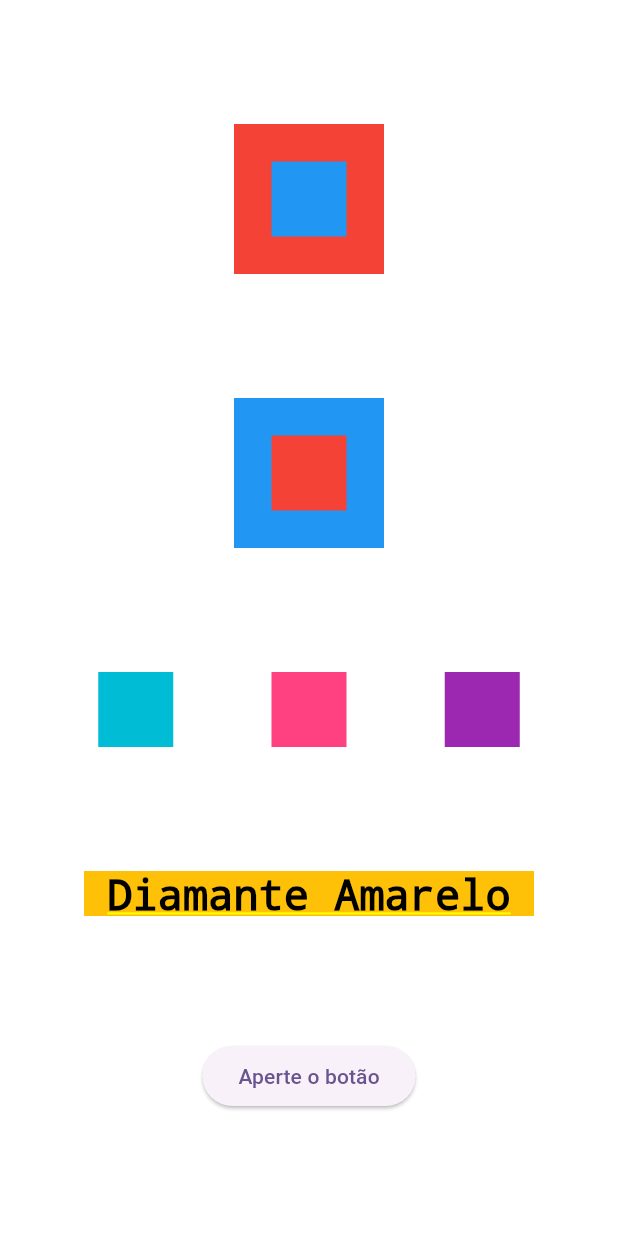
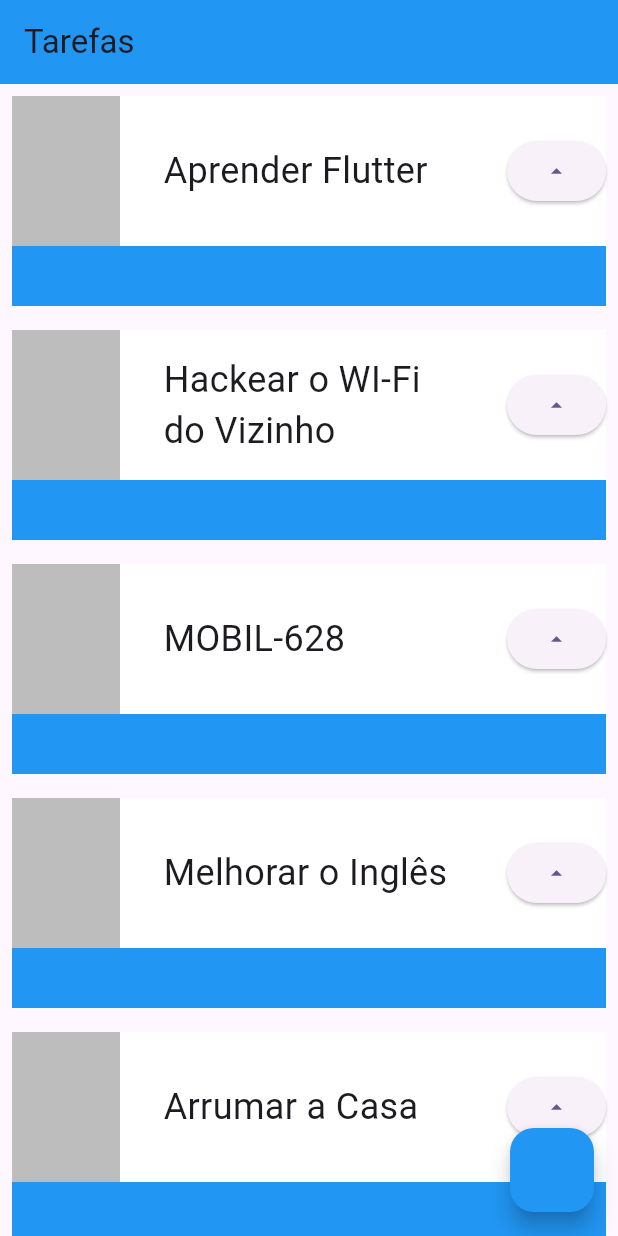
Before and after one commit to vilar95/flutter_projects, a Flutter app: the screen it shows after launch, on a phone screen of 412 x 824 dp. Run offline on Flutter 3.47's test engine with Material 3 defaults, Android fonts, the light colour scheme and no system bars.

Commit message:
APP Tasks

```diff
--- a/lib/main.dart
+++ b/lib/main.dart
@@ -1,5 +1,4 @@
 import 'package:flutter/material.dart';
-import 'package:flutter/widgets.dart';
 
 void main() {
   runApp(const MyApp());
@@ -16,84 +15,76 @@ class MyApp extends StatelessWidget {
         colorScheme: ColorScheme.fromSeed(seedColor: Colors.deepPurple),
         useMaterial3: true,
       ),
-        home: Container(
-          color: Colors.white,
-          child: Column(
-            mainAxisAlignment: MainAxisAlignment.spaceEvenly,
-            crossAxisAlignment: CrossAxisAlignment.center,
+      home: Scaffold(
+        appBar: AppBar(
+          backgroundColor: Colors.blue,
+          title: const Text('Tarefas'),
+        ),
+        body: ListView(
           children: [
-              Stack(
-                alignment: AlignmentDirectional.center,
+            Task('Aprender Flutter'),
+            Task('Hackear o WI-Fi do Vizinho'),
+            Task('MOBIL-628'),
+            Task('Melhorar o Inglês'),
+            Task('Arrumar a Casa'),
+            Task('Pedir Almoço'),
+          ],
+        ),
+        floatingActionButton: FloatingActionButton(
+          onPressed: () {},
+          backgroundColor: Colors.blue,
+        ),
+      ),
+    );
+  }
+}
+
+class Task extends StatelessWidget {
+  final String name;
+  const Task(this.name, {super.key});
+
+  @override
+  Widget build(BuildContext context) {
+    return Padding(
+      padding: const EdgeInsets.all(8.0),
+      child: Container(
+        child: Stack(
           children: [
             Container(
-                    color: Colors.red,
-                    width: 100,
+              color: Colors.blue,
+              height: 140,
+              width: 400,
+            ),
+            Container(
+              color: Colors.white,
+              height: 100,
+              width: 400,
+              child: Row(
+                mainAxisAlignment: MainAxisAlignment.spaceBetween,
+                children: [
+                  Container(
+                    color: Colors.black26,
+                    width: 72,
                     height: 100,
                   ),
                   Container(
-                    color: Colors.blue,
-                    width: 50,
-                    height: 50,
+                    width: 200,
+                    child:
+                    Text(
+                      name,
+                      style: TextStyle(fontSize: 24),
+                    ),
+                  ),
+                  ElevatedButton(
+                    onPressed: () {},
+                    child: Icon(Icons.arrow_drop_up),
                   ),
                 ],
               ),
-              Stack(
-                alignment: AlignmentDirectional.center,
-                children: [
-                  Container(
-                    color: Colors.blue,
-                    width: 100,
-                    height: 100,
-                  ),
-                  Container(
-                    color: Colors.red,
-                    width: 50,
-                    height: 50,
-                  ),
-                ],
-              ),
-              Row(
-                mainAxisAlignment: MainAxisAlignment.spaceEvenly,
-                crossAxisAlignment: CrossAxisAlignment.center,
-                children: [
-                  Container(
-                    color: Colors.cyan,
-                    height: 50,
-                    width: 50,
-                  ),
-                  Container(
-                    color: Colors.pinkAccent,
-                    height: 50,
-                    width: 50,
-                  ),
-                  Container(
-                    color: Colors.purple,
-                    height: 50,
-                    width: 50,
             )
           ],
         ),
-              Container(
-                color: Colors.amber,
-                height: 30,
-                width: 300,
-                child: const Text(
-                  'Diamante Amarelo',
-                  style: TextStyle(
-                    color: Colors.black,
-                    fontSize: 28,
       ),
-                  textAlign: TextAlign.center,
-                ),
-              ),
-              ElevatedButton(
-                onPressed: () {
-                  print('Você apertou o botão');
-                },
-                child: Text('Aperte o botão'),
-              ),
-            ],
-          ),
-        ));
+    );
   }
 }
```
Also changed, not shown: lib/minha_primeira_tela.dart (added, +80 -0 lines). Lines whose indentation alone changed are shown as unchanged.
